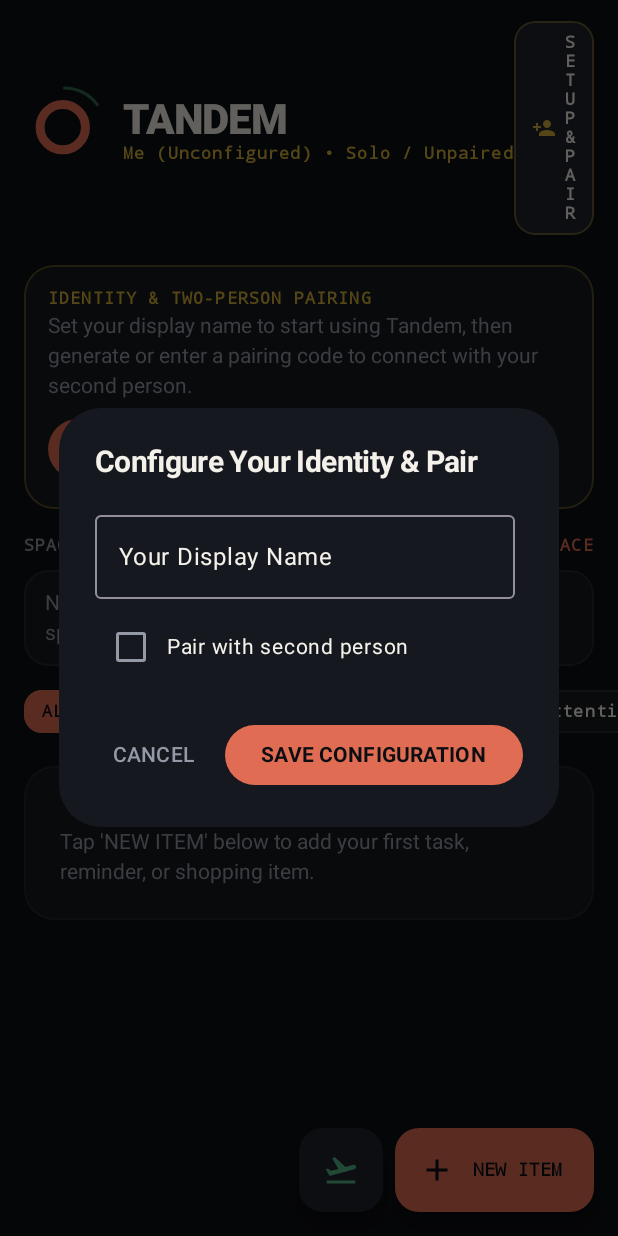
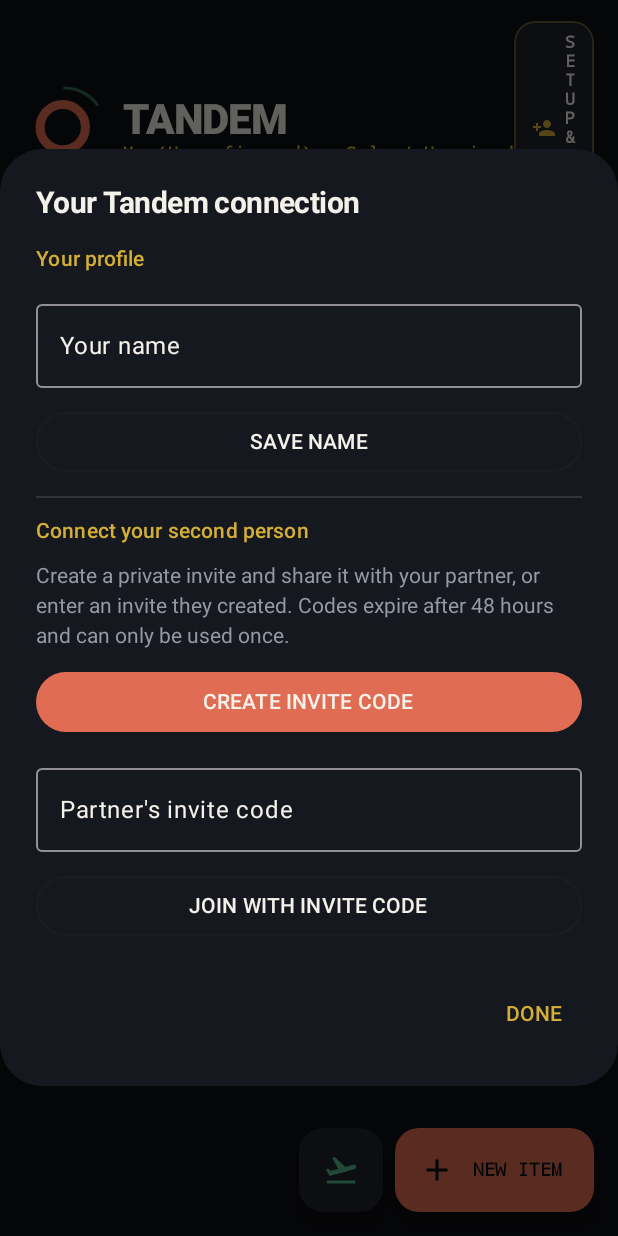
Before and after one commit to vikramma27/Tandem, an Android app built with Jetpack Compose: the composable MainTandemScreen shown on its own in the app's theme, after a tap on "SETUP & PAIR", on a phone screen of 412 x 824 dp. Run offline under Robolectric (Android 15) with nearby library versions, the phone set to English and light mode, and no system bars; our stand-ins replace Room's generated code; libraries missing offline, so code that uses them is left out: io.github.jan.supabase; 1 statement that could not run was skipped.

Commit message:
Replace local pairing form with secure Supabase invite flow

```diff
--- a/app/src/main/java/app/tandem/duo/ui/screens/MainTandemScreen.kt
+++ b/app/src/main/java/app/tandem/duo/ui/screens/MainTandemScreen.kt
@@ -47,6 +47,9 @@ fun MainTandemScreen(viewModel: TandemViewModel) {
     val items by viewModel.filteredItems.collectAsState()
     val allItems by viewModel.allItems.collectAsState()
     val activeNudges by viewModel.activeNudges.collectAsState()
+    val pairInviteCode by viewModel.pairInviteCode.collectAsState()
+    val pairBusy by viewModel.pairBusy.collectAsState()
+    val pairMessage by viewModel.pairMessage.collectAsState()
 
     var showProfilePairingSheet by remember { mutableStateOf(false) }
     var showComposerSheet by remember { mutableStateOf(false) }
@@ -333,11 +336,14 @@ fun MainTandemScreen(viewModel: TandemViewModel) {
     if (showProfilePairingSheet) {
         ProfileAndPairingDialog(
             currentConfig = config,
+            isPaired = config.isPaired,
+            inviteCode = pairInviteCode,
+            busy = pairBusy,
+            message = pairMessage,
             onDismiss = { showProfilePairingSheet = false },
-            onSave = { myName, otherName, code, paired, endpoint ->
-                viewModel.saveIdentityAndPairing(myName, otherName, code, paired, endpoint)
-                showProfilePairingSheet = false
-            }
+            onSaveName = { name -> viewModel.updateMyDisplayName(name) },
+            onCreateInvite = { viewModel.createPairAndInvite() },
+            onJoinPair = { code -> viewModel.joinPair(code) }
         )
     }
 
@@ -483,66 +489,93 @@ private fun TandemTaskCard(
 @Composable
 private fun ProfileAndPairingDialog(
     currentConfig: UserConfigEntity,
+    isPaired: Boolean,
+    inviteCode: String?,
+    busy: Boolean,
+    message: String?,
     onDismiss: () -> Unit,
-    onSave: (String, String, String, Boolean, String) -> Unit
+    onSaveName: (String) -> Unit,
+    onCreateInvite: () -> Unit,
+    onJoinPair: (String) -> Unit
 ) {
     var selfName by remember { mutableStateOf(currentConfig.selfDisplayName) }
-    var partnerName by remember { mutableStateOf(currentConfig.partnerDisplayName) }
-    var pairingCode by remember { mutableStateOf(currentConfig.pairingCode) }
-    var isPaired by remember { mutableStateOf(currentConfig.isPaired) }
-    var endpoint by remember { mutableStateOf(currentConfig.relayEndpointUrl) }
+    var codeToJoin by remember { mutableStateOf("") }
 
     AlertDialog(
         onDismissRequest = onDismiss,
         containerColor = CharcoalSurface,
         titleContentColor = IvoryText,
-        title = { Text("Configure Your Identity & Pair", style = MaterialTheme.typography.titleLarge) },
+        title = { Text("Your Tandem connection", style = MaterialTheme.typography.titleLarge) },
         text = {
-            Column(verticalArrangement = Arrangement.spacedBy(8.dp)) {
+            Column(verticalArrangement = Arrangement.spacedBy(12.dp)) {
+                Text("Your profile", color = ChampagneGold, style = MaterialTheme.typography.labelLarge)
                 OutlinedTextField(
                     value = selfName,
                     onValueChange = { selfName = it },
-                    label = { Text("Your Display Name") },
-                    singleLine = true
+                    label = { Text("Your name") },
+                    singleLine = true,
+                    modifier = Modifier.fillMaxWidth()
                 )
-                Row(verticalAlignment = Alignment.CenterVertically) {
-                    Checkbox(checked = isPaired, onCheckedChange = { isPaired = it })
-                    Text("Pair with second person", color = IvoryText)
+                OutlinedButton(
+                    onClick = { onSaveName(selfName) },
+                    enabled = selfName.isNotBlank() && !busy,
+                    modifier = Modifier.fillMaxWidth()
+                ) { Text("SAVE NAME") }
+
+                Divider(color = Color.White.copy(alpha = 0.12f))
+                Text("Connect your second person", color = ChampagneGold, style = MaterialTheme.typography.labelLarge)
+                if (isPaired) {
+                    Text(
+                        "You're connected with ${currentConfig.partnerDisplayName.ifBlank { "your partner" }}. Shared plans and updates will appear for both of you.",
+                        color = SageMint,
+                        style = MaterialTheme.typography.bodyMedium
+                    )
+                } else {
+                    Text(
+                        "Create a private invite and share it with your partner, or enter an invite they created. Codes expire after 48 hours and can only be used once.",
+                        color = MutedPewter,
+                        style = MaterialTheme.typography.bodyMedium
+                    )
+                    Button(
+                        onClick = onCreateInvite,
+                        enabled = !busy,
+                        modifier = Modifier.fillMaxWidth(),
+                        colors = ButtonDefaults.buttonColors(containerColor = TerracottaCoral, contentColor = ObsidianBg)
+                    ) {
+                        if (busy) CircularProgressIndicator(modifier = Modifier.size(16.dp), strokeWidth = 2.dp)
+                        else Text(if (inviteCode == null) "CREATE INVITE CODE" else "GENERATE NEW INVITE")
+                    }
+                    if (!inviteCode.isNullOrBlank()) {
+                        Column(
+                            modifier = Modifier.fillMaxWidth().clip(RoundedCornerShape(14.dp))
+                                .background(ElevatedSlate).padding(14.dp),
+                            horizontalAlignment = Alignment.CenterHorizontally
+                        ) {
+                            Text("YOUR PRIVATE INVITE", style = MaterialTheme.typography.labelSmall, color = MutedPewter)
+                            Text(inviteCode, style = MaterialTheme.typography.headlineSmall, color = IvoryText, fontWeight = FontWeight.Bold)
+                            Text("Share this code with your partner", style = MaterialTheme.typography.bodySmall, color = SageMint)
+                        }
+                    }
+                    OutlinedTextField(
+                        value = codeToJoin,
+                        onValueChange = { codeToJoin = it.uppercase() },
+                        label = { Text("Partner's invite code") },
+                        singleLine = true,
+                        modifier = Modifier.fillMaxWidth()
+                    )
+                    OutlinedButton(
+                        onClick = { onJoinPair(codeToJoin) },
+                        enabled = codeToJoin.isNotBlank() && !busy,
+                        modifier = Modifier.fillMaxWidth()
+                    ) { Text("JOIN WITH INVITE CODE") }
                 }
-                AnimatedVisibility(visible = isPaired) {
-                    Column(verticalArrangement = Arrangement.spacedBy(8.dp)) {
-                        OutlinedTextField(
-                            value = partnerName,
-                            onValueChange = { partnerName = it },
-                            label = { Text("Second Person's Display Name") },
-                            singleLine = true
-                        )
-                        OutlinedTextField(
-                            value = pairingCode,
-                            onValueChange = { pairingCode = it },
-                            label = { Text("Shared 2-Peer Pairing Key") },
-                            singleLine = true
-                        )
-                        OutlinedTextField(
-                            value = endpoint,
-                            onValueChange = { endpoint = it },
-                            label = { Text("Optional Relay / Supabase URL") },
-                            singleLine = true
-                        )
-                    }
+                if (!message.isNullOrBlank()) {
+                    Text(message, style = MaterialTheme.typography.bodySmall, color = CrimsonPulse)
                 }
             }
         },
         confirmButton = {
-            Button(
-                onClick = { onSave(selfName, partnerName, pairingCode, isPaired, endpoint) },
-                colors = ButtonDefaults.buttonColors(containerColor = TerracottaCoral, contentColor = ObsidianBg)
-            ) {
-                Text("SAVE CONFIGURATION", fontWeight = FontWeight.Bold)
-            }
-        },
-        dismissButton = {
-            TextButton(onClick = onDismiss) { Text("CANCEL", color = MutedPewter) }
+            TextButton(onClick = onDismiss) { Text("DONE", color = ChampagneGold) }
         }
     )
 }
```
